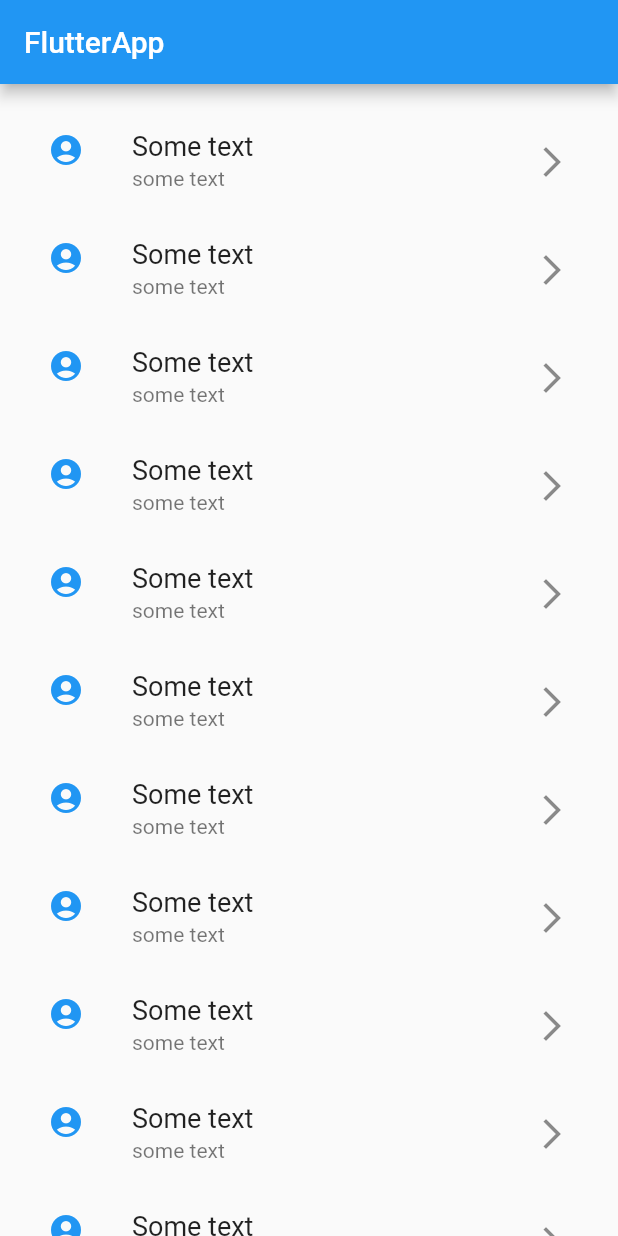
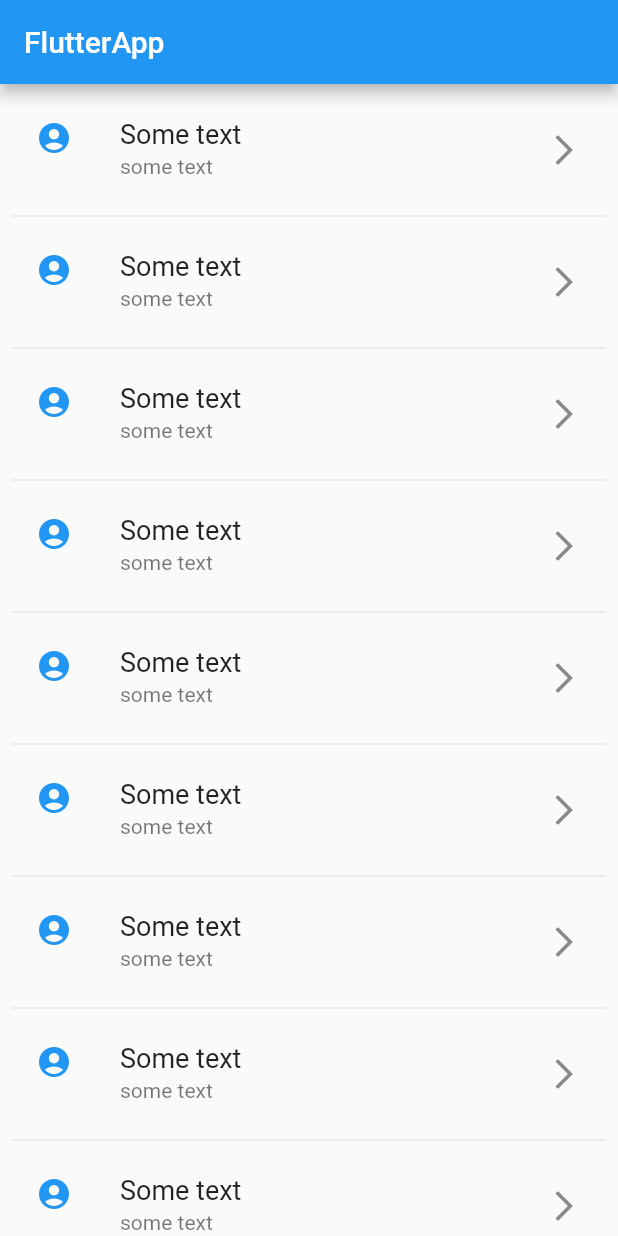
Before and after one commit to KostyaNechvolod/list_view_flutlearn, a Flutter app: the screen it shows after launch, on a phone screen of 412 x 824 dp. Run offline on Flutter 3.47's test engine with Material 2 defaults, Android fonts, the phone set to English and light mode, and no system bars.

```diff
--- /dev/null
+++ b/lib/list_view_screen.dart
@@ -0,0 +1,39 @@
+import 'package:flutter/material.dart';
+
+class ListViewScreen extends StatefulWidget {
+  @override
+  createState() => ListViewScreenState();
+}
+
+class ListViewScreenState extends State<ListViewScreen> {
+  final _biggerFont = const TextStyle(fontSize: 18.0);
+
+  @override
+  Widget build(BuildContext context) {
+    return Scaffold(
+        appBar: AppBar(
+          title: Text("FlutterApp"),
+        ),
+        body: new ListView.builder(
+          padding: const EdgeInsets.all(8.0),
+          itemCount: 30 * 2,
+          itemBuilder: (BuildContext context, int position) {
+            if (position.isOdd) return Divider();
+            final index = position ~/2;
+            return _buildRow(position);
+          },
+        ));
+  }
+
+  Widget _buildRow(int i) {
+    return ListTile(
+      leading: Icon(Icons.account_circle, color: Colors.blue),
+      title: Text(
+        "Some text",
+        style: _biggerFont,
+      ),
+      subtitle: Text("some text"),
+      trailing: Icon(Icons.arrow_forward_ios),
+    );
+  }
+}
--- a/lib/main.dart
+++ b/lib/main.dart
@@ -1,52 +1,15 @@
 import 'package:flutter/material.dart';
 
-void main() => runApp(new FlutterApp());
+import 'list_view_screen.dart';
+
+void main() => runApp(FlutterApp());
 
 class FlutterApp extends StatelessWidget {
   @override
   Widget build(BuildContext context) {
-    // TODO: implement build
-    return new MaterialApp(
+    return MaterialApp(
       title: "FlutterApp",
-      home: new Flutter(),
+      home: ListViewScreen(),
     );
   }
 }
-
-class Flutter extends StatefulWidget {
-  @override
-  createState() => new FlutterState();
-}
-
-class FlutterState extends State<Flutter> {
-  var _mass = [];
-  final _biggerFont = const TextStyle(fontSize: 18.0);
-
-  @override
-  Widget build(BuildContext context) {
-    // TODO: implement build
-    return new Scaffold(
-        appBar: new AppBar(
-          title: new Text("FlutterApp"),
-        ),
-        body: new ListView.builder(
-          padding: const EdgeInsets.all(16.0),
-          itemCount: 30,
-          itemBuilder: (BuildContext context, int position) {
-            return _buildRow(position);
-          },
-        ));
-  }
-
-  Widget _buildRow(int i) {
-    return new ListTile(
-      leading: new Icon(Icons.account_circle, color: Colors.blue),
-      title: new Text(
-        "Some text",
-        style: _biggerFont,
-      ),
-      subtitle: new Text("some text"),
-      trailing: new Icon(Icons.arrow_forward_ios),
-    );
-  }
-}
```
Also changed, not shown: 1 other file.
